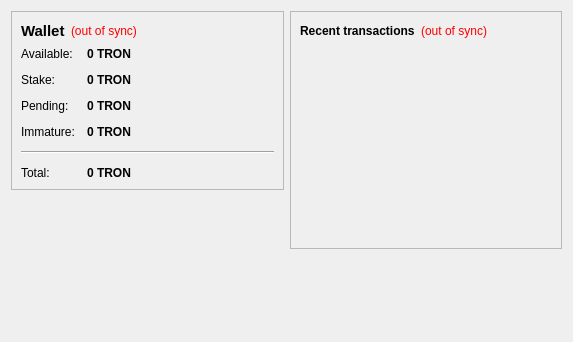
Old version of the form src/qt/forms/overviewpage.ui in the repository jvcrypto/vaginacoin.
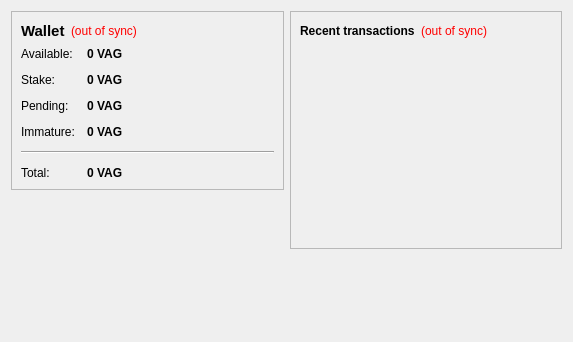
New version of the form.

Diff of the .ui file:
```diff
--- a/src/qt/forms/overviewpage.ui
+++ b/src/qt/forms/overviewpage.ui
@@ -105,7 +105,7 @@
              <string>Your current spendable balance</string>
             </property>
             <property name="text">
-             <string notr="true">0 TRON</string>
+             <string notr="true">0 VAG</string>
             </property>
             <property name="textInteractionFlags">
              <set>Qt::LinksAccessibleByMouse|Qt::TextSelectableByKeyboard|Qt::TextSelectableByMouse</set>
@@ -134,7 +134,7 @@
              <string>Total of coins that was staked, and do not yet count toward the current balance</string>
             </property>
             <property name="text">
-             <string notr="true">0 TRON</string>
+             <string notr="true">0 VAG</string>
             </property>
             <property name="textInteractionFlags">
              <set>Qt::LinksAccessibleByMouse|Qt::TextSelectableByKeyboard|Qt::TextSelectableByMouse</set>
@@ -163,7 +163,7 @@
              <string>Total of transactions that have yet to be confirmed, and do not yet count toward the current balance</string>
             </property>
             <property name="text">
-             <string notr="true">0 TRON</string>
+             <string notr="true">0 VAG</string>
             </property>
             <property name="textInteractionFlags">
              <set>Qt::LinksAccessibleByMouse|Qt::TextSelectableByKeyboard|Qt::TextSelectableByMouse</set>
@@ -189,7 +189,7 @@
              <string>Mined balance that has not yet matured</string>
             </property>
             <property name="text">
-             <string notr="true">0 TRON</string>
+             <string notr="true">0 VAG</string>
             </property>
             <property name="textInteractionFlags">
              <set>Qt::LinksAccessibleByMouse|Qt::TextSelectableByKeyboard|Qt::TextSelectableByMouse</set>
@@ -225,7 +225,7 @@
              <string>Your current total balance</string>
             </property>
             <property name="text">
-             <string notr="true">0 TRON</string>
+             <string notr="true">0 VAG</string>
             </property>
             <property name="textInteractionFlags">
              <set>Qt::LinksAccessibleByMouse|Qt::TextSelectableByKeyboard|Qt::TextSelectableByMouse</set>
```
